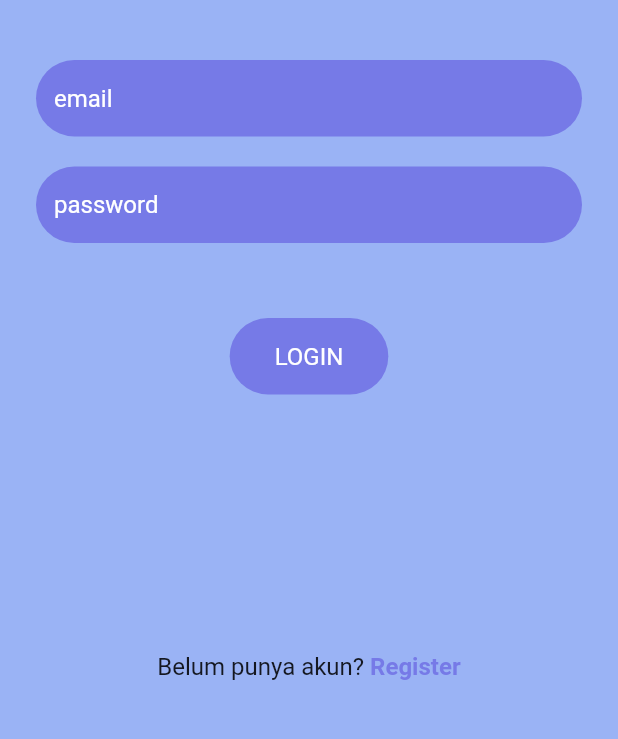
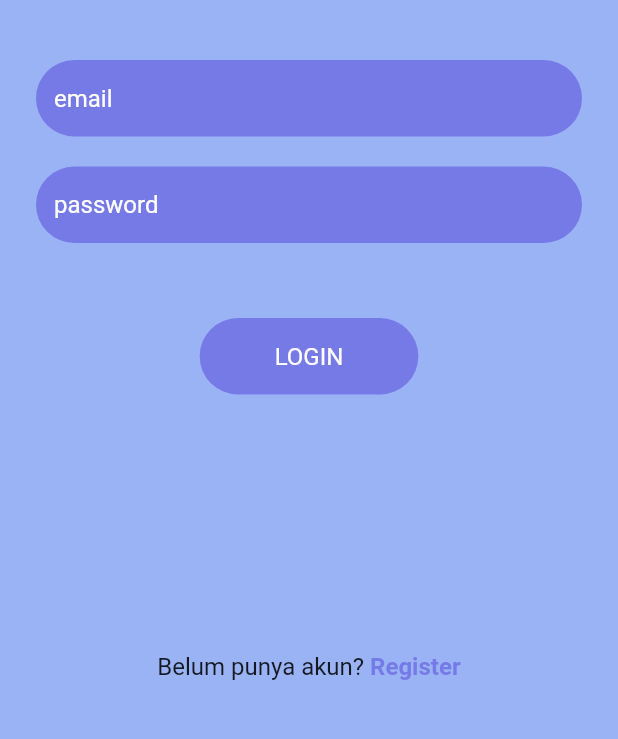
Before and after one commit to aristrisnawan/money-record, a Flutter app: the screen it shows after launch, on a phone screen of 412 x 824 dp, the part 376-1115 px from its top. Run offline on Flutter 3.47's test engine with Material 2 defaults, Android fonts, the phone set to English and light mode, and no system bars; our stand-ins replace get, shared_preferences; missing offline and left inert: d_method, d_view.

Commit message:
finishing ui page login

```diff
--- a/lib/presentation/page/auth/login_page.dart
+++ b/lib/presentation/page/auth/login_page.dart
@@ -54,6 +54,7 @@ class _LoginPageState extends State<LoginPage> {
                               obscureText: false,
                               validator: (value) =>value=='' ? 'Email tidak boleh kosong' : null,
                               autovalidateMode: AutovalidateMode.onUserInteraction,
+                              style: TextStyle(color: Colors.white),
                               decoration: InputDecoration(
                                   fillColor: AppColor.primary,
                                   filled: true,
@@ -74,6 +75,7 @@ class _LoginPageState extends State<LoginPage> {
                               obscureText: true,
                               validator: (value) =>value=='' ? 'Password tidak boleh kosong' : null,
                               autovalidateMode: AutovalidateMode.onUserInteraction,
+                              style: TextStyle(color: Colors.white),
                               decoration: InputDecoration(
                                   fillColor: AppColor.primary,
                                   filled: true,
@@ -100,7 +102,7 @@ class _LoginPageState extends State<LoginPage> {
                           borderRadius: BorderRadius.circular(30),
                           child: Padding(
                             padding: const EdgeInsets.symmetric(
-                                horizontal: 30, vertical: 16),
+                                horizontal: 50, vertical: 16),
                             child: Text(
                               "LOGIN",
                               style:
```
